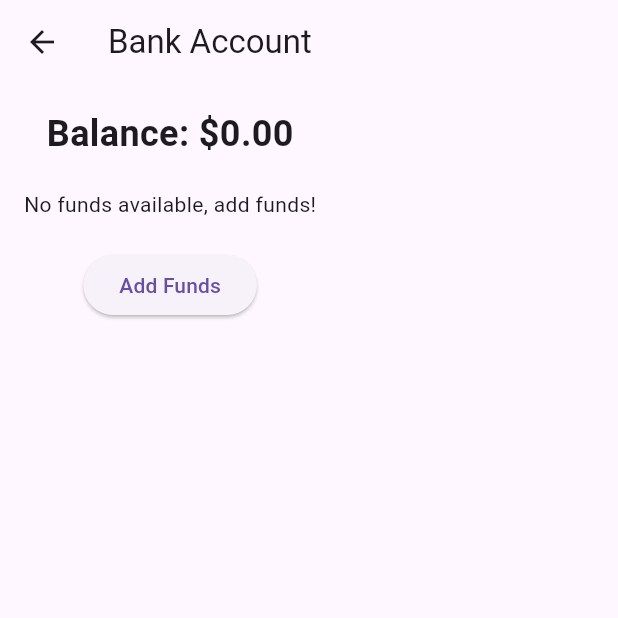
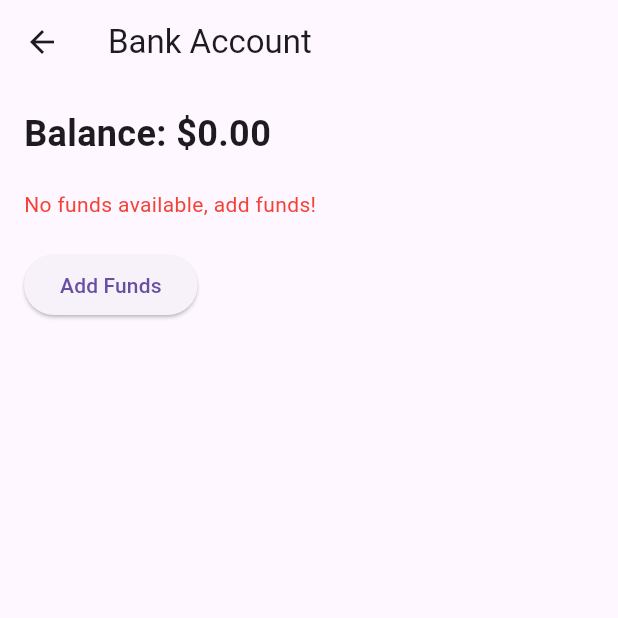
Before and after one commit to Ravali2531/Stocker, a Flutter app: the BankAccountPage screen opened directly, on a phone screen of 412 x 824 dp, the top half of it. Run offline on Flutter 3.47's test engine with Material 3 defaults, Android fonts, the phone set to English and light mode, and no system bars; our stand-ins replace carousel_slider, cloud_firestore, firebase_auth, firebase_core, firebase_database, fl_chart and 1 more; missing offline and left inert: flutter_stripe, google_place; accounts and stored records are empty.

Commit message:
modified firebase for funds

```diff
--- a/lib/BankAccountPage.dart
+++ b/lib/BankAccountPage.dart
@@ -20,16 +20,13 @@ class _BankAccountPageState extends State<BankAccountPage> {
   @override
   void initState() {
     super.initState();
-
-    // Stripe initialization
-    Stripe.instance.applySettings().then((_) {
-      debugPrint("Stripe initialized");
-    });
-
+    // Initialize Stripe
+    Stripe.instance.applySettings();
+    // Fetch user balance from Firebase
     _fetchBalance();
   }
 
-  // Fetch user balance from Firebase
+  // ✅ Fetch user balance from Firebase
   Future<void> _fetchBalance() async {
     User? user = _auth.currentUser;
     if (user == null) return;
@@ -37,7 +34,7 @@ class _BankAccountPageState extends State<BankAccountPage> {
     final snapshot = await _databaseRef.child('users/${user.uid}/balance').get();
     if (snapshot.value != null) {
       setState(() {
-        _balance = snapshot.value as double;
+        _balance = (snapshot.value as num).toDouble();
       });
     }
     setState(() {
@@ -45,13 +42,13 @@ class _BankAccountPageState extends State<BankAccountPage> {
     });
   }
 
-  // Add funds using the Stripe Payment Sheet
+  // ✅ Add funds using Stripe
   Future<void> _addFunds(double amount) async {
     try {
-      // Step 1: Create a payment intent using your backend
+      // Step 1: Create payment intent on backend
       final clientSecret = await _createPaymentIntent(amount);
 
-      // Step 2: Initialize the payment sheet
+      // Step 2: Initialize Stripe payment sheet
       await Stripe.instance.initPaymentSheet(
         paymentSheetParameters: SetupPaymentSheetParameters(
           paymentIntentClientSecret: clientSecret,
@@ -59,10 +56,10 @@ class _BankAccountPageState extends State<BankAccountPage> {
         ),
       );
 
-      // Step 3: Present the payment sheet
+      // Step 3: Present payment sheet
       await Stripe.instance.presentPaymentSheet();
 
-      // Step 4: Update the balance in Firebase and the UI
+      // Step 4: Update balance in Firebase
       User? user = _auth.currentUser;
       if (user != null) {
         final newBalance = _balance + amount;
@@ -72,6 +69,7 @@ class _BankAccountPageState extends State<BankAccountPage> {
           _balance = newBalance;
         });
 
+        // Success message
         ScaffoldMessenger.of(context).showSnackBar(
           SnackBar(content: Text('Funds added successfully!')),
         );
@@ -90,7 +88,7 @@ class _BankAccountPageState extends State<BankAccountPage> {
     }
   }
 
-  // Create a payment intent using your backend
+  // ✅ Create a payment intent on your backend
   Future<String> _createPaymentIntent(double amount) async {
     final response = await http.post(
       Uri.parse('http://192.168.2.47:3000/create-payment-intent'),
@@ -109,7 +107,7 @@ class _BankAccountPageState extends State<BankAccountPage> {
     }
   }
 
-  // Show a dialog to enter the amount to add
+  // ✅ Show a dialog to enter the amount to add
   void _showAddFundsDialog() {
     double enteredAmount = 0.0;
 
@@ -151,6 +149,7 @@ class _BankAccountPageState extends State<BankAccountPage> {
     );
   }
 
+  // ✅ UI
   @override
   Widget build(BuildContext context) {
     return Scaffold(
@@ -162,6 +161,7 @@ class _BankAccountPageState extends State<BankAccountPage> {
           : Padding(
         padding: const EdgeInsets.all(16.0),
         child: Column(
+          crossAxisAlignment: CrossAxisAlignment.start,
           children: [
             Text(
               'Balance: \$${_balance.toStringAsFixed(2)}',
@@ -169,7 +169,10 @@ class _BankAccountPageState extends State<BankAccountPage> {
             ),
             const SizedBox(height: 20),
             _balance == 0.0
-                ? Text('No funds available, add funds!')
+                ? Text(
+              'No funds available, add funds!',
+              style: TextStyle(color: Colors.red),
+            )
                 : SizedBox.shrink(),
             const SizedBox(height: 20),
             ElevatedButton(
```
Also changed, not shown: lib/StockDetailPage.dart (+24 -13 lines).
